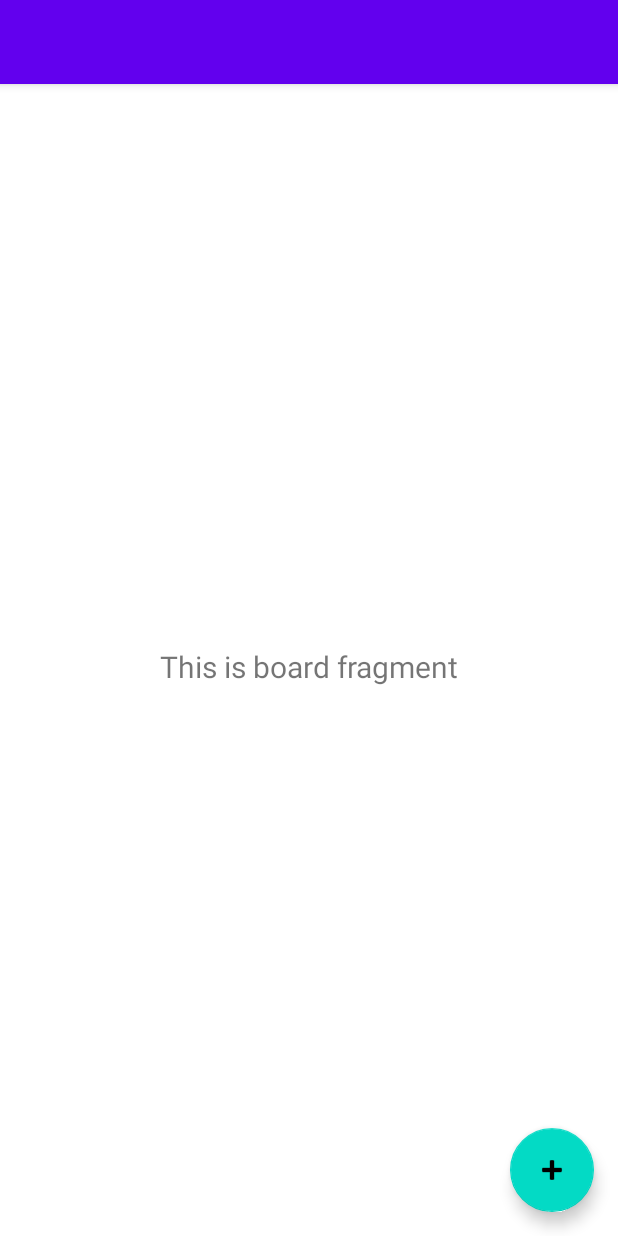
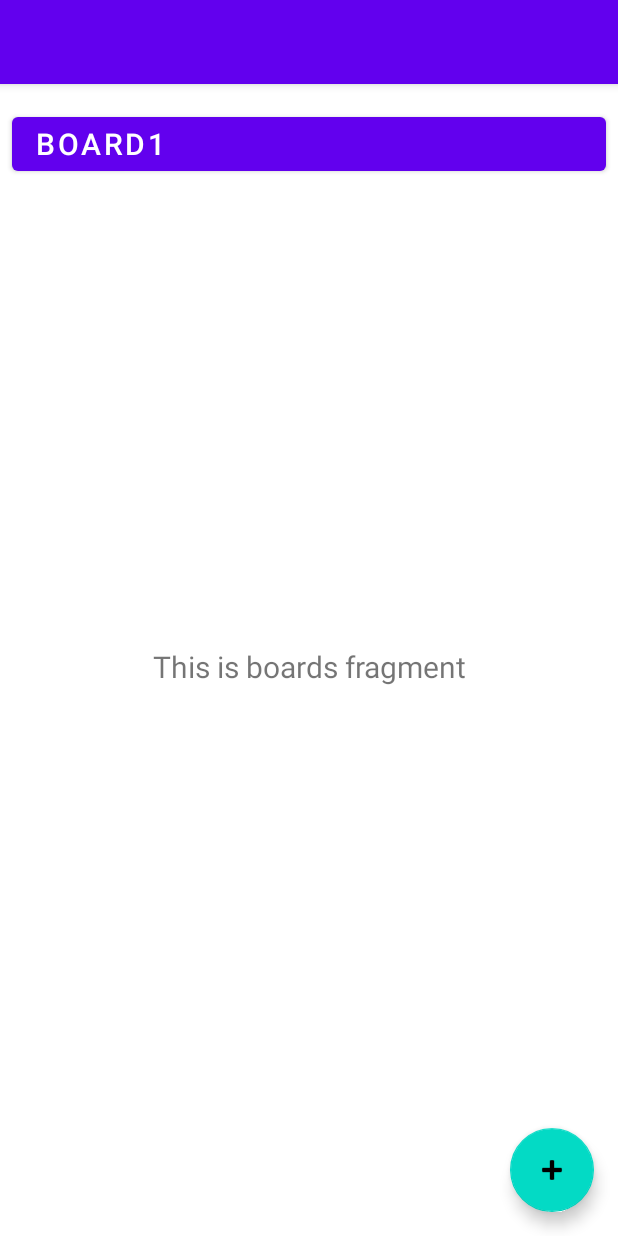
Before and after one commit to ktvn100/NMCNPM-CNTN18-Group09-Trello, an Android app: the layout activity_main.xml on its own in the app's theme, with its tools: preview values and no code run, on a phone screen of 412 x 824 dp. Run offline under Robolectric (Android 15) with nearby library versions, the phone set to English and light mode, and no system bars; Roboto replaces fonts that are not available here.

Commit message:
final for me

```diff
--- a/app/src/main/java/com/hcmus/trello/MainActivity.java
+++ b/app/src/main/java/com/hcmus/trello/MainActivity.java
@@ -4,6 +4,7 @@ import android.content.Intent;
 import android.os.Bundle;
 import android.view.Menu;
 import android.view.View;
+import android.widget.Toast;
 
 import androidx.appcompat.app.AppCompatActivity;
 import androidx.appcompat.widget.Toolbar;
@@ -32,7 +33,7 @@ public class MainActivity extends AppCompatActivity {
         fab.setOnClickListener(new View.OnClickListener() {
             @Override
             public void onClick(View view) {
-                Snackbar.make(view, "Replace with your own action", Snackbar.LENGTH_LONG)
+                Snackbar.make(view, "Tính năng đang được hoàn thiện!", Snackbar.LENGTH_LONG)
                         .setAction("Action", null).show();
             }
         });
--- a/app/src/main/java/com/hcmus/trello/ui/board/BoardFragment.java
+++ b/app/src/main/java/com/hcmus/trello/ui/board/BoardFragment.java
@@ -1,10 +1,13 @@
 package com.hcmus.trello.ui.board;
 
+import android.content.Intent;
 import android.os.Bundle;
 import android.view.LayoutInflater;
 import android.view.View;
 import android.view.ViewGroup;
+import android.widget.Button;
 import android.widget.TextView;
+import android.widget.Toast;
 
 import androidx.annotation.NonNull;
 import androidx.annotation.Nullable;
@@ -12,7 +15,15 @@ import androidx.fragment.app.Fragment;
 import androidx.lifecycle.Observer;
 import androidx.lifecycle.ViewModelProvider;
 
+import com.google.android.material.snackbar.Snackbar;
+import com.hcmus.trello.Board;
+import com.hcmus.trello.BoardActivity;
+import com.hcmus.trello.CardActivity;
+import com.hcmus.trello.ListActivity;
+import com.hcmus.trello.MainActivity;
 import com.hcmus.trello.R;
+
+import static android.widget.Toast.LENGTH_LONG;
 
 public class BoardFragment extends Fragment {
     private BoardViewModel boardViewModel;
@@ -23,6 +34,14 @@ public class BoardFragment extends Fragment {
 
         View root = inflater.inflate(R.layout.fragment_board, container, false);
         final TextView textView = root.findViewById(R.id.text_board);
+        final Button button = root.findViewById(R.id.bth_board);
+        button.setOnClickListener(new View.OnClickListener() {
+            @Override
+            public void onClick(View view) {
+                startActivity(new Intent(getActivity(), BoardActivity.class));
+                getActivity().finish();
+            }
+        });
         boardViewModel.getText().observe(getViewLifecycleOwner(), new Observer<String>() {
             @Override
             public void onChanged(@Nullable String s) {
--- a/app/src/main/java/com/hcmus/trello/ui/board/BoardViewModel.java
+++ b/app/src/main/java/com/hcmus/trello/ui/board/BoardViewModel.java
@@ -1,4 +1,6 @@
 package com.hcmus.trello.ui.board;
+
+import android.widget.Button;
 
 import androidx.lifecycle.LiveData;
 import androidx.lifecycle.MutableLiveData;
@@ -9,7 +11,7 @@ public class BoardViewModel extends ViewModel {
 
     public BoardViewModel() {
         mText = new MutableLiveData<>();
-        mText.setValue("This is board fragment");
+        mText.setValue("This is boards fragment");
     }
 
     public LiveData<String> getText() {
--- a/app/src/main/res/layout/fragment_board.xml
+++ b/app/src/main/res/layout/fragment_board.xml
@@ -20,4 +20,22 @@
         app:layout_constraintStart_toStartOf="parent"
         app:layout_constraintTop_toTopOf="parent" />
 
+    <Button
+        android:id="@+id/bth_board"
+        android:layout_width="match_parent"
+        android:layout_height="wrap_content"
+        android:layout_marginStart="8dp"
+        android:layout_marginTop="8dp"
+        android:layout_marginEnd="8dp"
+        android:textAlignment="textStart"
+        android:textSize="20sp"
+        app:layout_constraintBottom_toBottomOf="parent"
+        app:layout_constraintEnd_toEndOf="parent"
+        app:layout_constraintHorizontal_bias="1.0"
+        app:layout_constraintStart_toStartOf="parent"
+        app:layout_constraintTop_toTopOf="parent"
+        app:layout_constraintVertical_bias="0.011"
+        android:text="Board1"
+        />
+
 </androidx.constraintlayout.widget.ConstraintLayout>
--- a/app/src/main/res/values/strings.xml
+++ b/app/src/main/res/values/strings.xml
@@ -9,5 +9,5 @@
     <string name="action_search">Search</string>
     <string name="action_notifications">Notifications</string>
 
-    <string name="menu_board">Board</string>
+    <string name="menu_board">Boards</string>
 </resources>
```
Also changed, not shown: app/src/main/AndroidManifest.xml (+5 -4 lines), app/src/main/res/layout/app_bar_board.xml (added, +48 -0 lines), app/src/main/res/menu/activity_board_drawer.xml (added, +21 -0 lines).
